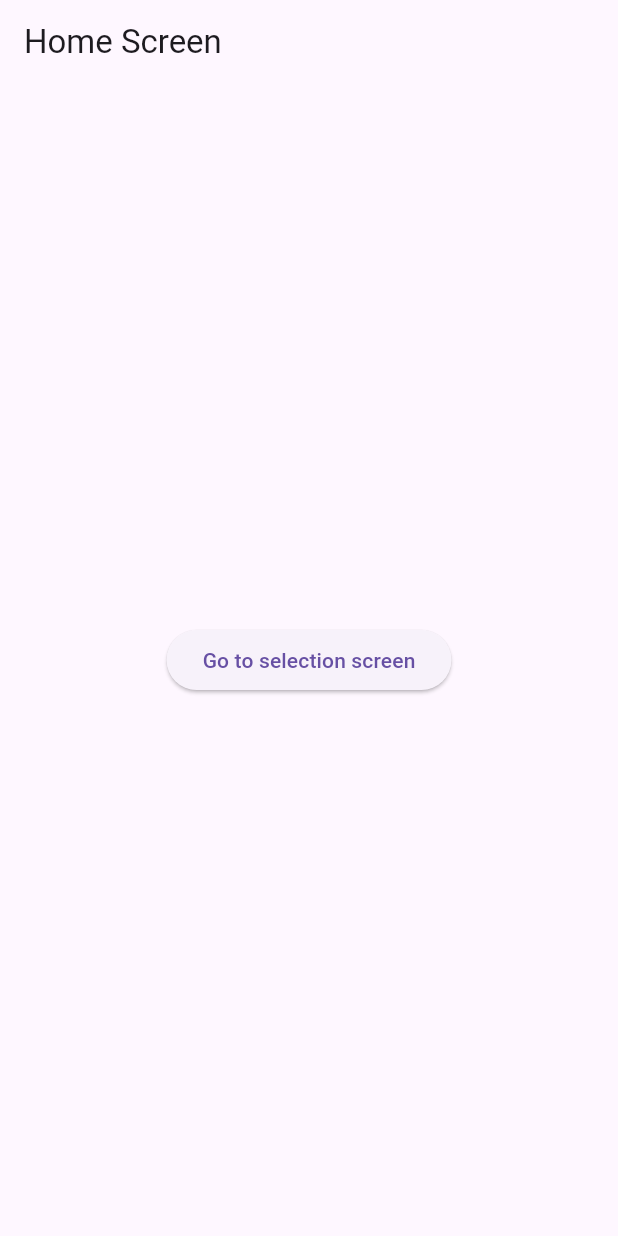
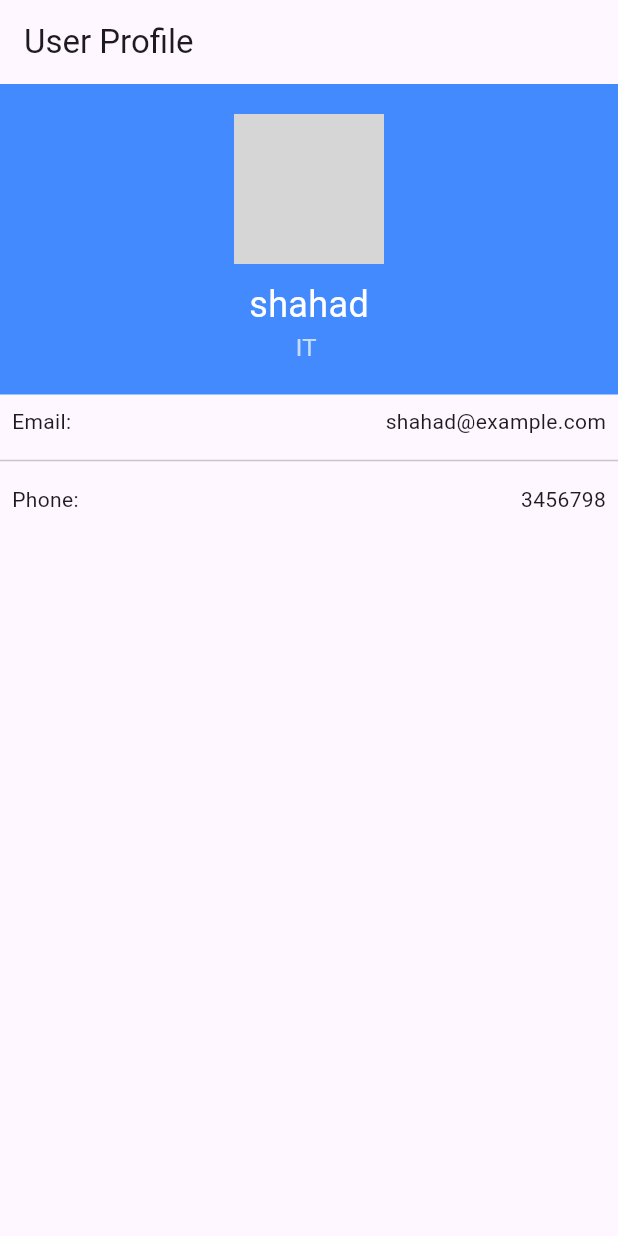
Before and after one commit to shahadba2025/Shahadbaties, a Flutter app: the screen it shows after launch, on a phone screen of 412 x 824 dp. Run offline on Flutter 3.47's test engine with Material 3 defaults, Android fonts, the phone set to English and light mode, and no system bars; grey boxes are pictures that could not be loaded.

Commit message:
Add files via upload

```diff
--- a/lib/main.dart
+++ b/lib/main.dart
@@ -1,48 +1,74 @@
+//import 'dart:io';
+
 import 'package:flutter/material.dart';
-import 'SecondScreen.dart';
 
 void main() {
-  runApp(const MyApp());
+  runApp(ProfileApp());
 }
 
-class MyApp extends StatelessWidget {
-  const MyApp({super.key});
+class ProfileApp extends StatefulWidget {
+  @override
+  _ProfileAppState createState() => _ProfileAppState();
+}
+
+class _ProfileAppState extends State<ProfileApp> {
 
   @override
   Widget build(BuildContext context) {
     return MaterialApp(
-      title: 'Return Data Demo',
-      home: const HomeScreen(),
+      home: Scaffold(
+        appBar: AppBar(
+          title: Text('User Profile'),
+        ),
+        body: Column(
+          children: [
+            Container(
+              width: double.infinity,
+              padding: EdgeInsets.all(20),
+              color: Colors.blueAccent,
+              child: Column(
+                children: [
+                  CircleAvatar(
+                    radius: 50,
+                    backgroundImage:Image.asset('pics/profilepic.png').image,
+                  ),
+                  SizedBox(height: 10),
+                  Text(
+                    'shahad',
+                    style: TextStyle(fontSize: 24, color: Colors.white),
+                  ),
+                  Text(
+                    'IT ',
+                    style: TextStyle(fontSize: 16, color: Colors.white70),
+                  ),
+                ],
+              ),
+            ),
+            Padding(
+              padding: const EdgeInsets.all(8.0),
+              child: Row(
+                mainAxisAlignment: MainAxisAlignment.spaceBetween,
+                children: [
+                  Text('Email:'),
+                  Text('shahad@example.com'),
+                ],
+              ),
+            ),
+            Divider(),
+            Padding(
+              padding: const EdgeInsets.all(8.0),
+              child: Row(
+                mainAxisAlignment: MainAxisAlignment.spaceBetween,
+                children: [
+                  Text('Phone:'),
+                  Text('3456798'),
+                ],
+              ),
+            ),
+          ],
+        ),
+      ),
+
     );
   }
 }
-
-class HomeScreen extends StatelessWidget {
-  const HomeScreen({super.key});
-
-  @override
-  Widget build(BuildContext context) {
-    return Scaffold(
-      appBar: AppBar(title: const Text('Home Screen')),
-      body: Center(
-        child: ElevatedButton(
-          onPressed: () async{
-            final result = await Navigator.push<bool>(
-              context,
-              MaterialPageRoute(
-                builder: (context) => const SecondPage(),
-              ),
-            );
-            if (result != null) {
-              ScaffoldMessenger.of(context).showSnackBar(
-                SnackBar(content: Text(result ?'تمت الموافقة على الشروط':'تم رفض الشروط')),
-              );
-            }
-          },
-          child: const Text('Go to selection screen'),
-        ),
-      ),
-    );
-  }
-
-}
--- a/pubspec.yaml
+++ b/pubspec.yaml
@@ -1,4 +1,4 @@
-name: untitled12
+name: untitled10
 description: "A new Flutter project."
 # The following line prevents the package from being accidentally published to
 # pub.dev using `flutter pub publish`. This is preferred for private packages.
```
Also changed, not shown: 15 other files.
